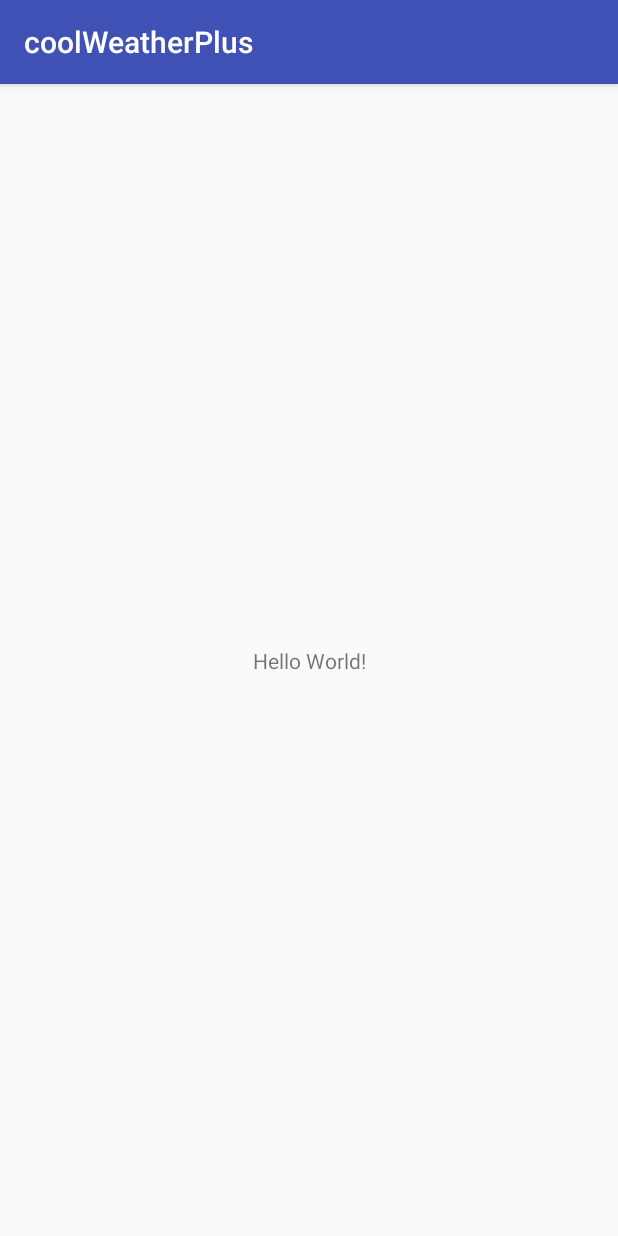
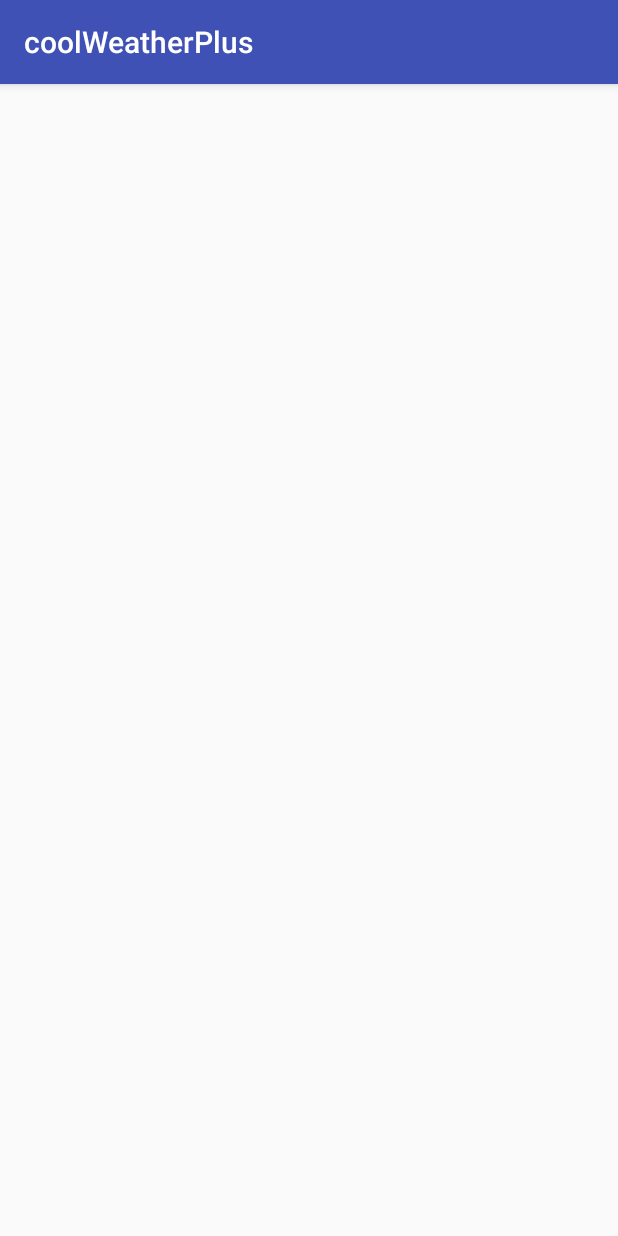
Before and after one commit to El-se/coolWeatherPlus, an Android app: the screen it shows after launch (MainActivity), on a phone screen of 412 x 824 dp. Run offline under Robolectric (Android 15) with nearby library versions, the phone set to English and light mode, and no system bars.

Commit message:
新的测试

```diff
--- a/app/src/main/java/cn/elseblogger/coolweatherplus/MainActivity.java
+++ b/app/src/main/java/cn/elseblogger/coolweatherplus/MainActivity.java
@@ -1,14 +1,14 @@
 package cn.elseblogger.coolweatherplus;
 
+import android.os.Bundle;
+import android.support.annotation.Nullable;
 import android.support.v7.app.AppCompatActivity;
-import android.os.Bundle;
+
+
 
 public class MainActivity extends AppCompatActivity {
-
     @Override
-    protected void onCreate(Bundle savedInstanceState) {
+    protected void onCreate(@Nullable Bundle savedInstanceState) {
         super.onCreate(savedInstanceState);
-        setContentView(R.layout.activity_main);
-
     }
 }
```
